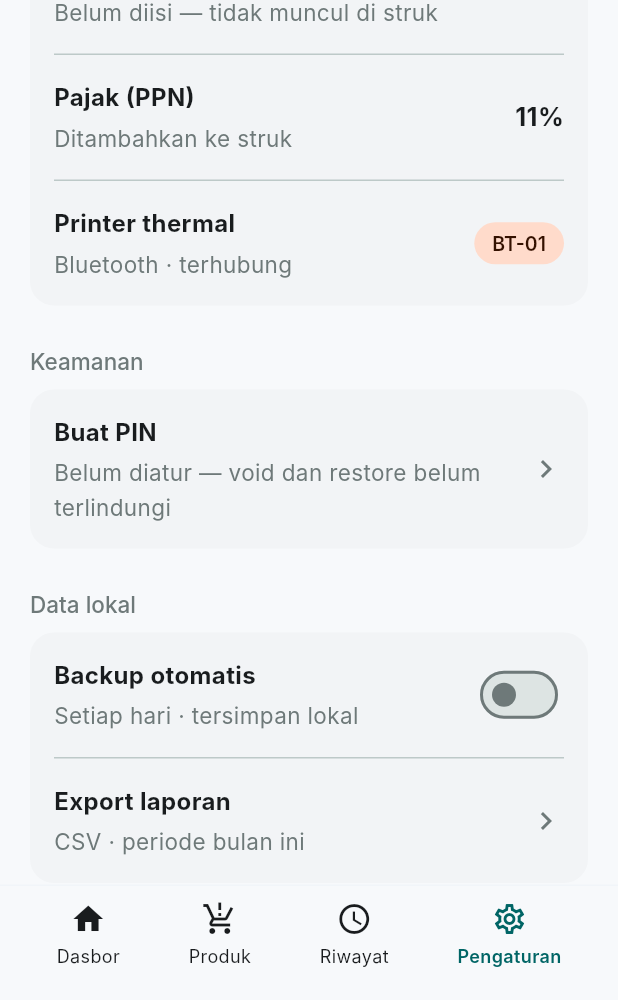
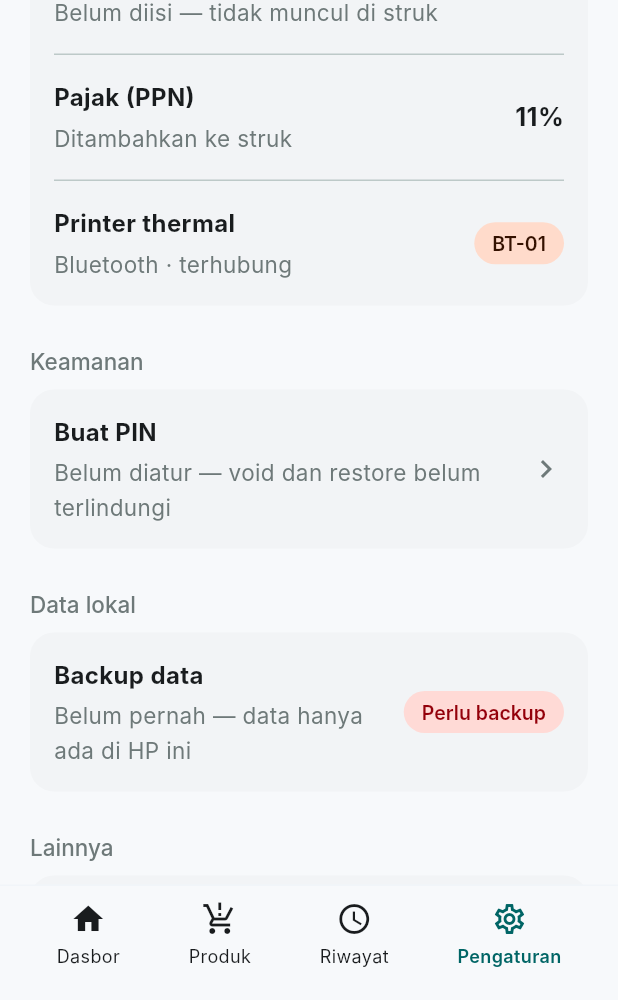
Before and after one commit to krisnaCIHUUUY/henshinn, a Flutter app: the SettingScreen screen opened by its route, on a phone screen of 412 x 824 dp, the part 236-1236 px from its top. Run offline on Flutter 3.47's test engine with Material 3 defaults, Android fonts, the phone set to English and light mode, and no system bars; our stand-ins replace dartz, drift, drift_flutter, equatable, fl_chart, flutter_bloc and 7 more; missing offline and left inert: mobile_scanner; accounts and stored records are empty; generated files the repository leaves out were written again; Roboto replaces fonts that are missing (Inter).

Commit message:
feat(backup): add VACUUM INTO export, share sheet and 7-day reminder
Backup adalah satu-satunya safety net data aplikasi offline ini (PRD §1.6),
jadi snapshot-nya diambil dengan `VACUUM INTO`, bukan dengan menyalin file
`.sqlite` mentah: salinan hasil VACUUM sudah di-checkpoint, jadi tidak pernah
berisi transaksi setengah jalan atau WAL yang tertinggal.

File ditulis ke cache aplikasi lalu dibagikan lewat share sheet (ADR-034).
Folder publik butuh SAF/MediaStore sejak Android 11, sementara share sheet
sudah menjangkau Drive/WhatsApp seperti yang diminta PRD. Mime type dipaksa
`application/octet-stream` karena `.sqlite` tidak terdaftar di Android dan
sebagian target share menyembunyikannya tanpa itu.

`lastBackupAt` dicatat kecuali share sheet dibatalkan; status `unavailable`
yang umum di Android tetap dihitung berhasil, karena menolaknya membuat
pengingat 7 hari jadi banner permanen (ADR-035). Ambang basi dihitung per hari
kalender, bukan selisih jam, mengikuti ADR-032, dan "belum pernah backup" juga
dianggap basi (ADR-036). Export tidak di-PIN: PRD §2.7 hanya mewajibkan PIN
untuk void, restore, dan ubah harga/modal (ADR-037).

Dua baris dummy di grup "Data lokal" dihapus: switch "Backup otomatis" yang
menjanjikan fitur yang tidak ada, dan "Export laporan CSV" yang out-of-scope
(AGENTS.md §6).

Diperbaiki saat menulis, bukan dari verifikasi: tombol back bisa menutup dialog
tunggu lalu `pop()` menutup halaman di belakangnya (dikunci `PopScope`).
`ReportRepository` dari langkah 12 juga ditambahkan ke tes graf DI — ternyata
belum pernah masuk situ.

14 tes baru, 142 lolos, `flutter analyze` bersih.

```diff
--- a/lib/features/setting/domain/entities/store_info.dart
+++ b/lib/features/setting/domain/entities/store_info.dart
@@ -19,6 +19,28 @@ class StoreInfo extends Equatable {
   /// Header struk dilewati kalau pemilik belum mengisi apa pun.
   bool get hasHeader => name.isNotEmpty || address.isNotEmpty;
 
+  /// Ambang pengingat backup (langkah 13). Dihitung per hari kalender, bukan
+  /// per 168 jam: backup jam 23:00 lalu dibuka jam 01:00 tujuh hari kemudian
+  /// tetap terhitung 7 hari, sama seperti pengelompokan hari di laporan
+  /// (ADR-032).
+  static const backupStaleAfterDays = 7;
+
+  /// Jumlah hari kalender sejak backup terakhir; null kalau belum pernah.
+  int? daysSinceBackup(DateTime now) {
+    final last = lastBackupAt;
+    if (last == null) return null;
+    final today = DateTime(now.year, now.month, now.day);
+    final then = DateTime(last.year, last.month, last.day);
+    return today.difference(then).inDays;
+  }
+
+  /// Belum pernah backup juga dianggap basi — itu justru kondisi paling
+  /// berbahaya, bukan kondisi netral.
+  bool backupIsStale(DateTime now) {
+    final days = daysSinceBackup(now);
+    return days == null || days > backupStaleAfterDays;
+  }
+
   StoreInfo copyWith({
     String? name,
     String? address,
--- /dev/null
+++ b/lib/features/setting/domain/repositories/backup_repository.dart
@@ -0,0 +1,10 @@
+import 'package:dartz/dartz.dart';
+import 'package:henshin/core/errors/failures.dart';
+
+/// Satu-satunya jaring pengaman data aplikasi ini (PRD §1.6). Tidak di-PIN:
+/// PRD §2.7 hanya mewajibkan PIN untuk void, restore, dan ubah harga/modal.
+abstract class BackupRepository {
+  /// Membuat snapshot database lalu membuka share sheet. Mencatat
+  /// `lastBackupAt` hanya kalau share sheet tidak dibatalkan.
+  Future<Either<Failure, void>> exportAndShare();
+}
--- a/lib/features/setting/presentation/screens/setting_screen.dart
+++ b/lib/features/setting/presentation/screens/setting_screen.dart
@@ -1,5 +1,6 @@
 import 'package:flutter/material.dart';
 import 'package:go_router/go_router.dart';
+import 'package:intl/intl.dart';
 import 'package:henshin/core/theme/app_color.dart';
 import 'package:henshin/core/theme/app_radius.dart';
 import 'package:henshin/core/theme/app_text_style.dart';
@@ -7,6 +8,7 @@ import 'package:henshin/core/utils/page_routes.dart';
 import 'package:henshin/features/setting/domain/entities/store_info.dart';
 import 'package:henshin/features/setting/domain/repositories/pin_repository.dart';
 import 'package:henshin/features/setting/domain/repositories/settings_repository.dart';
+import 'package:henshin/features/setting/presentation/backup_action.dart';
 import 'package:henshin/features/setting/presentation/screens/store_info_screen.dart';
 import 'package:henshin/features/setting/presentation/pin_gate.dart';
 import 'package:henshin/injection_container.dart';
@@ -19,7 +21,6 @@ class SettingScreen extends StatefulWidget {
 }
 
 class _SettingScreenState extends State<SettingScreen> {
-  bool _switchValue = false;
   bool _hasPin = false;
   StoreInfo _store = const StoreInfo();
 
@@ -75,6 +76,29 @@ class _SettingScreenState extends State<SettingScreen> {
 
     await context.push<bool>(PageRoutes.aturPin);
     await _loadPinStatus();
+  }
+
+  Future<void> _runBackup() async {
+    if (await BackupAction.run(context)) {
+      await _loadStoreInfo();
+      if (mounted) {
+        ScaffoldMessenger.of(context).showSnackBar(
+          const SnackBar(content: Text('Backup dibuat')),
+        );
+      }
+    }
+  }
+
+  String get _backupSubtitle {
+    final last = _store.lastBackupAt;
+    if (last == null) return 'Belum pernah — data hanya ada di HP ini';
+    final days = _store.daysSinceBackup(DateTime.now()) ?? 0;
+    final when = DateFormat('dd/MM/yyyy HH:mm').format(last);
+    return switch (days) {
+      0 => 'Terakhir hari ini · $when',
+      1 => 'Terakhir kemarin · $when',
+      _ => 'Terakhir $days hari lalu · $when',
+    };
   }
 
   @override
@@ -159,30 +183,17 @@ class _SettingScreenState extends State<SettingScreen> {
             const SizedBox(height: 10),
             _SettingsGroup(
               children: [
+                // Baris 'Backup otomatis' dan 'Export laporan CSV' yang dulu di
+                // sini dihapus: backup otomatis tidak ada, dan export CSV
+                // termasuk out-of-scope (AGENTS.md §6 / PRD §1.4).
                 _SettingsRow(
-                  title: 'Backup otomatis',
-                  subtitle: 'Setiap hari · tersimpan lokal',
-                  trailing: Switch(
-                    value: _switchValue,
-                    onChanged: (value) {
-                      // toggle backup otomatis
-                      setState(() {
-                        _switchValue = value;
-                      });
-                    },
-                    activeThumbColor: AppColor.surfaceContainerLowest,
-                    activeTrackColor: AppColor.onSurface,
-                  ),
-                  onTap: null, // baris ini toggle langsung, bukan navigasi
-                ),
-                _SettingsRow(
-                  title: 'Export laporan',
-                  subtitle: 'CSV · periode bulan ini',
-                  trailing: const Icon(Icons.chevron_right,
-                      color: AppColor.outline),
-                  onTap: () {
-                    // navigasi ke export laporan
-                  },
+                  title: 'Backup data',
+                  subtitle: _backupSubtitle,
+                  trailing: _store.backupIsStale(DateTime.now())
+                      ? const _WarningBadge(label: 'Perlu backup')
+                      : const Icon(Icons.chevron_right,
+                          color: AppColor.outline),
+                  onTap: _runBackup,
                   isLast: true,
                 ),
               ],
@@ -323,6 +334,34 @@ class _SettingsRow extends StatelessWidget {
   }
 }
 
+// ================= WARNING BADGE =================
+
+/// Bentuknya sama dengan [_StatusBadge] tapi warna error: dipakai saat backup
+/// sudah lewat ambang, supaya terbaca sebagai peringatan, bukan status normal.
+class _WarningBadge extends StatelessWidget {
+  const _WarningBadge({required this.label});
+
+  final String label;
+
+  @override
+  Widget build(BuildContext context) {
+    return Container(
+      padding: const EdgeInsets.symmetric(horizontal: 12, vertical: 6),
+      decoration: const BoxDecoration(
+        color: AppColor.errorContainer,
+        borderRadius: AppRadius.fullAll,
+      ),
+      child: Text(
+        label,
+        style: AppTextStyle.labelSm.copyWith(
+          fontWeight: FontWeight.w600,
+          color: AppColor.onErrorContainer,
+        ),
+      ),
+    );
+  }
+}
+
 // ================= STATUS BADGE =================
 
 class _StatusBadge extends StatelessWidget {
```
Also changed, not shown: lib/core/database/app_database.dart (+15 -0 lines), lib/features/dashboard/presentation/screens/dashboard_screen.dart (+15 -0 lines), lib/features/setting/data/repositories/backup_repository_impl.dart (added, +90 -0 lines), lib/features/setting/presentation/backup_action.dart (added, +41 -0 lines), lib/features/setting/presentation/widgets/backup_reminder.dart (added, +76 -0 lines), lib/injection_container.dart (+7 -0 lines), 9 other files.
